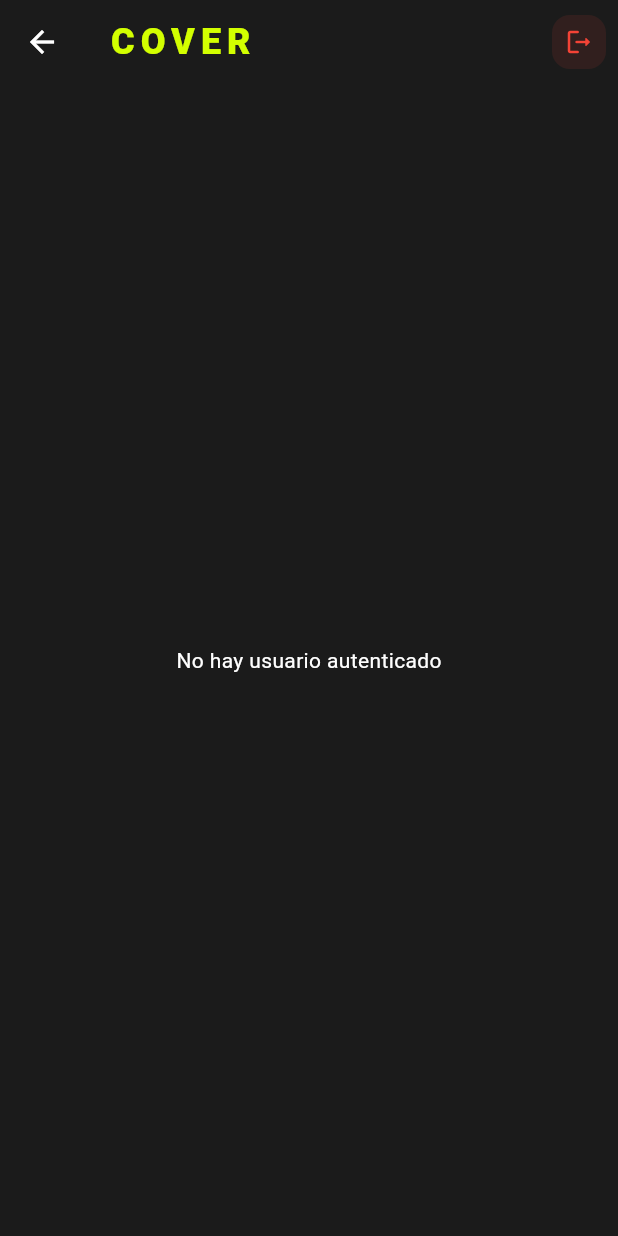
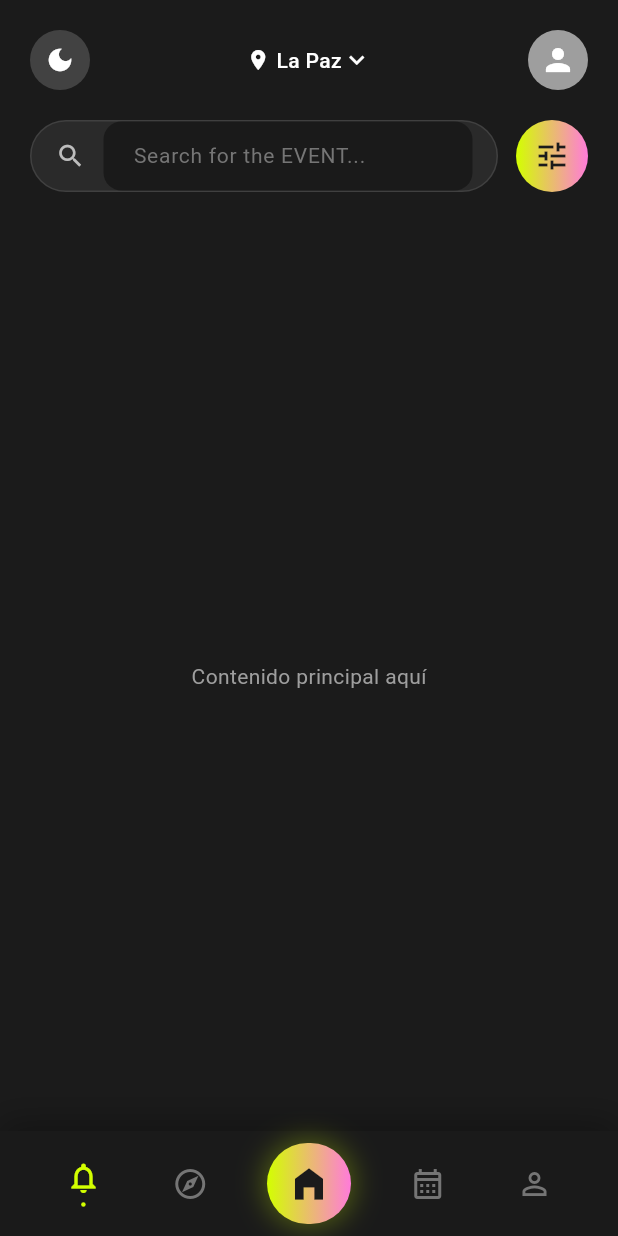
Before and after one commit to GadielBG/CoverFlutterFrontend, a Flutter app: the HomePage screen opened directly, on a phone screen of 412 x 824 dp. Run offline on Flutter 3.47's test engine with Material 3 defaults, Android fonts, the light colour scheme and no system bars; our stand-ins replace bloc, dio, equatable, flutter_bloc, get_it.

Commit message:
conectando al servidor y creando home page

```diff
--- a/lib/data/repositories/auth_repository.dart
+++ b/lib/data/repositories/auth_repository.dart
@@ -39,10 +39,10 @@ class AuthRepositoryImpl implements AuthRepository {
     // 🔥 CAMBIAR ESTA URL SEGÚN TU CASO:
 
     // Para EMULADOR Android:
-    this.baseUrl = 'http://10.0.2.2:3030/persona',
+    //this.baseUrl = 'http://10.0.2.2:3030/persona',
 
     // Para DISPOSITIVO FÍSICO (cambiar por tu IP):
-    // this.baseUrl = 'http://192.168.1.100:3000/api',
+    this.baseUrl = 'http://192.168.10.22:3030/persona',
 
     // Para iOS Simulator:
     // this.baseUrl = 'http://localhost:3000/api',
--- a/lib/presentation/pages/home/home_page.dart
+++ b/lib/presentation/pages/home/home_page.dart
@@ -3,154 +3,284 @@ import 'package:flutter_bloc/flutter_bloc.dart';
 import '../../bloc/auth/auth_bloc.dart';
 import '../../../app/theme/app_theme.dart';
 
-class HomePage extends StatelessWidget {
+class HomePage extends StatefulWidget {
   const HomePage({super.key});
+
+  @override
+  State<HomePage> createState() => _HomePageState();
+}
+
+class _HomePageState extends State<HomePage> {
+  int _selectedIndex = 0;
 
   @override
   Widget build(BuildContext context) {
     return Scaffold(
       backgroundColor: AppTheme.backgroundColor,
-      appBar: AppBar(
-        backgroundColor: Colors.transparent,
-        elevation: 0,
-        title: const Text(
-          'COVER',
-          style: TextStyle(
-            fontSize: 24,
-            fontWeight: FontWeight.w900,
-            color: AppTheme.primaryYellow,
-            letterSpacing: 4,
-          ),
-        ),
-        actions: [
-          IconButton(
-            icon: Container(
-              padding: const EdgeInsets.all(8),
+      body: SafeArea(
+        child: Column(
+          children: [
+            // Header
+            Container(
+              padding: const EdgeInsets.all(20),
+              child: Column(
+                children: [
+                  // Top Row con ubicación, título y avatar
+                  Row(
+                    mainAxisAlignment: MainAxisAlignment.spaceBetween,
+                    children: [
+                      // Toggle para modo oscuro (opcional)
+                      Container(
+                        padding: const EdgeInsets.all(10),
                         decoration: BoxDecoration(
-                color: Colors.red.withOpacity(0.1),
-                borderRadius: BorderRadius.circular(12),
+                          color: Colors.grey[800],
+                          borderRadius: BorderRadius.circular(25),
                         ),
                         child: const Icon(
-                Icons.logout_rounded,
-                color: Colors.red,
+                          Icons.dark_mode,
+                          color: Colors.white,
                           size: 20,
                         ),
                       ),
-            onPressed: () {
-              context.read<AuthBloc>().add(LogoutEvent());
+
+                      // Ubicación
+                      Row(
+                        children: [
+                          const Icon(
+                            Icons.location_on,
+                            color: Colors.white,
+                            size: 16,
+                          ),
+                          const SizedBox(width: 4),
+                          const Text(
+                            'La Paz',
+                            style: TextStyle(
+                              color: Colors.white,
+                              fontSize: 14,
+                              fontWeight: FontWeight.w500,
+                            ),
+                          ),
+                          const Icon(
+                            Icons.keyboard_arrow_down,
+                            color: Colors.white,
+                            size: 20,
+                          ),
+                        ],
+                      ),
+
+                      // Avatar del usuario
+                      BlocBuilder<AuthBloc, AuthState>(
+                        builder: (context, state) {
+                          if (state is AuthAuthenticated) {
+                            return GestureDetector(
+                              onTap: () {
+                                // TODO: Navegar al perfil
+                              },
+                              child: Container(
+                                width: 40,
+                                height: 40,
+                                decoration: BoxDecoration(
+                                  gradient: AppTheme.buttonGradient,
+                                  borderRadius: BorderRadius.circular(20),
+                                ),
+                                child: Center(
+                                  child: Text(
+                                    state.user.nombreCompleto[0].toUpperCase(),
+                                    style: const TextStyle(
+                                      color: AppTheme.backgroundColor,
+                                      fontWeight: FontWeight.bold,
+                                      fontSize: 18,
+                                    ),
+                                  ),
+                                ),
+                              ),
+                            );
+                          }
+                          return const CircleAvatar(
+                            radius: 20,
+                            backgroundColor: Colors.grey,
+                            child: Icon(Icons.person, color: Colors.white),
+                          );
                         },
                       ),
                     ],
                   ),
-      body: BlocBuilder<AuthBloc, AuthState>(
-        builder: (context, state) {
-          if (state is AuthAuthenticated) {
-            final user = state.user;
-            return Center(
-              child: Padding(
-                padding: const EdgeInsets.all(24.0),
-                child: Column(
-                  mainAxisAlignment: MainAxisAlignment.center,
+
+                  const SizedBox(height: 20),
+
+                  // Barra de búsqueda
+                  Row(
                     children: [
-                    Container(
-                      width: 120,
-                      height: 120,
+                      Expanded(
+                        child: Container(
+                          padding: const EdgeInsets.symmetric(horizontal: 16),
+                          height: 48,
                           decoration: BoxDecoration(
-                        gradient: AppTheme.buttonGradient,
-                        borderRadius: BorderRadius.circular(60),
-                      ),
-                      child: const Icon(
-                        Icons.check_rounded,
-                        size: 60,
-                        color: AppTheme.backgroundColor,
+                            color: const Color(0xFF2A2A2A),
+                            borderRadius: BorderRadius.circular(24),
+                            border: Border.all(
+                              color: Colors.white.withOpacity(0.1),
                             ),
                           ),
-                    const SizedBox(height: 32),
-                    Text(
-                      '¡Bienvenido!',
-                      style: TextStyle(
-                        fontSize: 32,
-                        fontWeight: FontWeight.bold,
-                        color: Colors.white,
+                          child: Row(
+                            children: [
+                              Icon(
+                                Icons.search,
+                                color: Colors.grey[400],
+                                size: 20,
+                              ),
+                              const SizedBox(width: 12),
+                              Expanded(
+                                child: TextField(
+                                  style: const TextStyle(color: Colors.white),
+                                  decoration: InputDecoration(
+                                    hintText: 'Search for the EVENT...',
+                                    hintStyle: TextStyle(
+                                      color: Colors.grey[600],
+                                      fontSize: 14,
+                                    ),
+                                    border: InputBorder.none,
                                   ),
                                 ),
-                    const SizedBox(height: 8),
-                    Text(
-                      user.nombreCompleto,
-                      style: const TextStyle(
-                        fontSize: 24,
-                        fontWeight: FontWeight.w600,
-                        color: AppTheme.primaryYellow,
                               ),
-                    ),
-                    const SizedBox(height: 24),
-                    Container(
-                      padding: const EdgeInsets.all(20),
-                      decoration: BoxDecoration(
-                        color: AppTheme.surfaceColor,
-                        borderRadius: BorderRadius.circular(20),
-                        border: Border.all(
-                          color: AppTheme.inputBorderColor.withOpacity(0.3),
-                        ),
-                      ),
-                      child: Column(
-                        children: [
-                          _infoRow(Icons.person, 'Usuario', user.nombreUsuario),
-                          const SizedBox(height: 12),
-                          _infoRow(Icons.email, 'Email', user.correo),
-                          if (user.telefono != null) ...[
-                            const SizedBox(height: 12),
-                            _infoRow(Icons.phone, 'Teléfono', user.telefono!),
-                          ],
                             ],
                           ),
                         ),
-                    const SizedBox(height: 40),
-                    const Text(
-                      'Tu experiencia comienza aquí',
-                      style: TextStyle(fontSize: 16, color: AppTheme.hintColor),
+                      ),
+                      const SizedBox(width: 12),
+                      // Botón de filtros
+                      Container(
+                        width: 48,
+                        height: 48,
+                        decoration: BoxDecoration(
+                          gradient: AppTheme.buttonGradient,
+                          borderRadius: BorderRadius.circular(24),
+                        ),
+                        child: IconButton(
+                          icon: const Icon(
+                            Icons.tune,
+                            color: AppTheme.backgroundColor,
+                          ),
+                          onPressed: () {
+                            // TODO: Mostrar filtros
+                          },
+                        ),
+                      ),
+                    ],
+                  ),
+                ],
+              ),
+            ),
+
+            // Contenido principal (vacío por ahora)
+            Expanded(
+              child: Container(
+                color: AppTheme.backgroundColor,
+                child: const Center(
+                  child: Text(
+                    'Contenido principal aquí',
+                    style: TextStyle(color: Colors.grey),
+                  ),
+                ),
+              ),
+            ),
+          ],
+        ),
+      ),
+
+      // Bottom Navigation Bar
+      bottomNavigationBar: Container(
+        decoration: BoxDecoration(
+          color: const Color(0xFF1A1A1A),
+          boxShadow: [
+            BoxShadow(
+              color: Colors.black.withOpacity(0.3),
+              blurRadius: 20,
+              offset: const Offset(0, -5),
+            ),
+          ],
+        ),
+        child: SafeArea(
+          child: Container(
+            height: 70,
+            padding: const EdgeInsets.symmetric(horizontal: 20, vertical: 8),
+            child: Row(
+              mainAxisAlignment: MainAxisAlignment.spaceAround,
+              children: [
+                _buildNavItem(Icons.notifications_outlined, 0),
+                _buildNavItem(Icons.explore_outlined, 1),
+                _buildCenterNavItem(),
+                _buildNavItem(Icons.calendar_month_outlined, 3),
+                _buildNavItem(Icons.person_outline, 4),
+              ],
+            ),
+          ),
+        ),
+      ),
+    );
+  }
+
+  Widget _buildNavItem(IconData icon, int index) {
+    final isSelected = _selectedIndex == index;
+
+    return GestureDetector(
+      onTap: () {
+        setState(() {
+          _selectedIndex = index;
+        });
+        // TODO: Navegar a la página correspondiente
+      },
+      child: Container(
+        padding: const EdgeInsets.all(8),
+        child: Column(
+          mainAxisSize: MainAxisSize.min,
+          children: [
+            Icon(
+              icon,
+              color: isSelected ? AppTheme.primaryYellow : Colors.grey[600],
+              size: 24,
+            ),
+            if (isSelected)
+              Container(
+                margin: const EdgeInsets.only(top: 4),
+                height: 3,
+                width: 3,
+                decoration: BoxDecoration(
+                  color: AppTheme.primaryYellow,
+                  borderRadius: BorderRadius.circular(2),
+                ),
               ),
           ],
         ),
       ),
     );
   }
-          return const Center(
-            child: Text(
-              'No hay usuario autenticado',
-              style: TextStyle(color: Colors.white),
+
+  Widget _buildCenterNavItem() {
+    return GestureDetector(
+      onTap: () {
+        // TODO: Acción para agregar
+      },
+      child: Container(
+        width: 56,
+        height: 56,
+        decoration: BoxDecoration(
+          gradient: AppTheme.buttonGradient,
+          borderRadius: BorderRadius.circular(28),
+          boxShadow: [
+            BoxShadow(
+              color: AppTheme.primaryYellow.withOpacity(0.3),
+              blurRadius: 15,
+              spreadRadius: 2,
             ),
-          );
-        },
+          ],
+        ),
+        child: const Icon(
+          Icons.home_filled,
+          color: AppTheme.backgroundColor,
+          size: 28,
+        ),
       ),
     );
   }
-
-  Widget _infoRow(IconData icon, String label, String value) {
-    return Row(
-      children: [
-        Icon(icon, color: AppTheme.primaryPink, size: 20),
-        const SizedBox(width: 12),
-        Expanded(
-          child: Column(
-            crossAxisAlignment: CrossAxisAlignment.start,
-            children: [
-              Text(
-                label,
-                style: const TextStyle(fontSize: 12, color: AppTheme.hintColor),
-              ),
-              Text(
-                value,
-                style: const TextStyle(
-                  fontSize: 16,
-                  color: Colors.white,
-                  fontWeight: FontWeight.w500,
-                ),
-              ),
-            ],
-          ),
-        ),
-      ],
-    );
 }
-}
```
Lines whose indentation alone changed are shown as unchanged.
